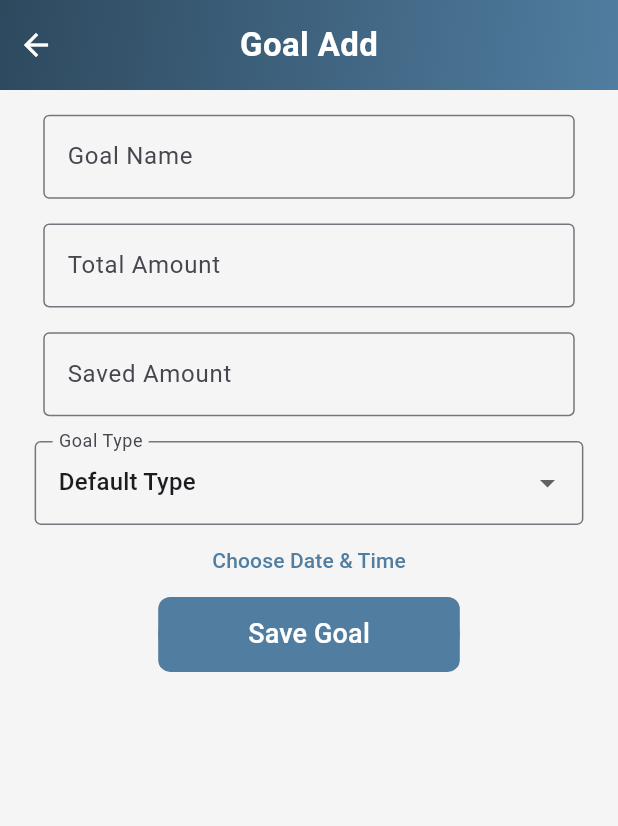
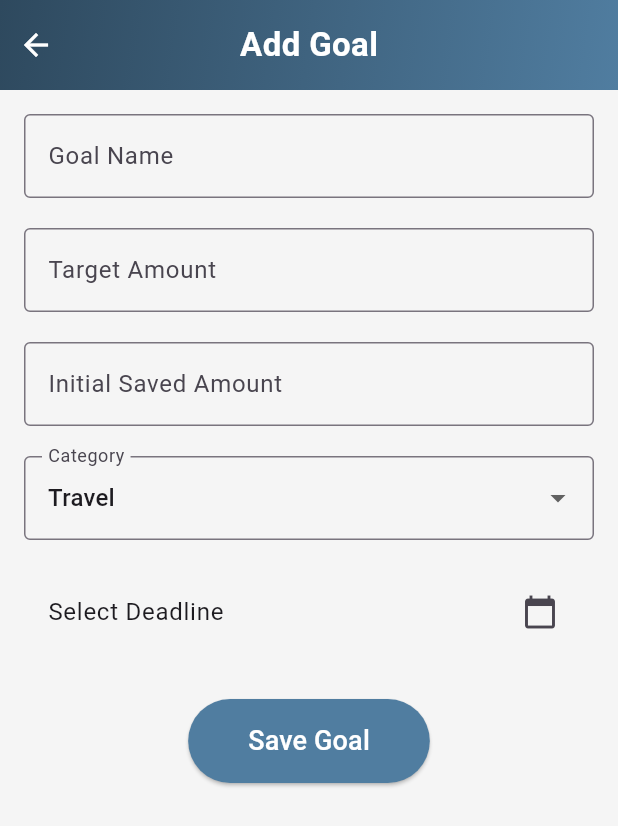
Before and after one commit to Expen-scope/exs-app, a Flutter app: the AddGoalScreen screen opened by its route, on a phone screen of 412 x 824 dp. Shown: the top 826 px of the screen. Run offline on Flutter 3.47's test engine with Material 3 defaults, Android fonts, the phone set to English and light mode, and no system bars; our stand-ins replace dio, firebase_auth, fl_chart, get, image_picker, shared_preferences; accounts and stored records are empty; network calls fail.

Commit message:
ya raab yzbt

```diff
--- a/lib/controller/ExpensesController.dart
+++ b/lib/controller/ExpensesController.dart
@@ -6,7 +6,7 @@ import '../model/Expenses.dart';
 import 'package:flutter/material.dart';
 
 class ExpencesController extends GetxController {
-  var listExpenses = <Expense>[].obs; // قائمة المصروفات باستخدام الموديل
+  var listExpenses = <Expense>[].obs;
 
   final Map<String, ExpenseInfo> expenseData = {
     "Food & Drinks": ExpenseInfo(
@@ -64,8 +64,7 @@ class ExpencesController extends GetxController {
 
     // جلب البيانات من API في الوضع العادي
     try {
-      final response = await http
-          .get(Uri.parse('http://10.0.2.2:8000/api/'));
+      final response = await http.get(Uri.parse('http://10.0.2.2:8000/api/'));
       if (response.statusCode == 200) {
         var data = json.decode(response.body);
         listExpenses.value = List<Expense>.from(
--- a/lib/model/Goal.dart
+++ b/lib/model/Goal.dart
@@ -1,65 +1,59 @@
 class GoalModel {
   final int id;
   String name;
-  double totalAmount;
-  double savedAmount;
-  String type;
-  DateTime startDate;
-  DateTime? deadline;
+  double price;
+  double collectedmoney; // غير nullable الآن
+  String category;
+  DateTime time;
+  DateTime createdAt;
 
   GoalModel({
     required this.id,
     required this.name,
-    required this.totalAmount,
-    required this.savedAmount,
-    required this.type,
-    required this.startDate,
-    this.deadline,
+    required this.price,
+    required this.collectedmoney, // مطلوب الآن
+    required this.category,
+    required this.time,
+    required this.createdAt,
   });
 
   factory GoalModel.fromJson(Map<String, dynamic> json) {
     return GoalModel(
-      id: json['id'],
-      name: json['name'],
-      totalAmount: (json['totalAmount'] as num).toDouble(),
-      savedAmount: (json['savedAmount'] as num).toDouble(),
-      type: json['type'],
-      startDate: DateTime.parse(json['startDate']),
-      deadline:
-          json['deadline'] != null ? DateTime.parse(json['deadline']) : null,
+      id: json['id'] as int,
+      name: json['name'] as String,
+      price: (json['price'] as num).toDouble(),
+      collectedmoney: (json['collectedmoney'] as num?)?.toDouble() ?? 0.0,
+      category: json['category'] as String,
+      time: DateTime.parse(json['time'] as String),
+      createdAt: DateTime.parse(json['created_at'] as String),
     );
   }
+  Map<String, dynamic> toJson() => {
+        'id': id,
+        'name': name,
+        'price': price,
+        'collectedmoney': collectedmoney,
+        'category': category,
+        'time': time.toIso8601String(),
+        'created_at': createdAt.toIso8601String(),
+      };
 
-  Map<String, dynamic> toJson() {
-    return {
-      'id': id,
-      "name": name,
-      "totalAmount": totalAmount,
-      "savedAmount": savedAmount,
-      "type": type,
-      "startDate": startDate.toIso8601String(),
-      "deadline": deadline?.toIso8601String(),
-    };
-  }
-
-  // إضافة copyWith لتحديث البيانات بسهولة
   GoalModel copyWith({
     int? id,
     String? name,
-    double? totalAmount,
-    double? savedAmount,
-    String? type,
-    DateTime? startDate,
-    DateTime? deadline,
-  }) {
-    return GoalModel(
-      id: id ?? this.id,
-      name: name ?? this.name,
-      totalAmount: totalAmount ?? this.totalAmount,
-      savedAmount: savedAmount ?? this.savedAmount,
-      type: type ?? this.type,
-      startDate: startDate ?? this.startDate,
-      deadline: deadline ?? this.deadline,
-    );
-  }
+    double? price,
+    double? collectedmoney,
+    String? category,
+    DateTime? time,
+    DateTime? createdAt,
+  }) =>
+      GoalModel(
+        id: id ?? this.id,
+        name: name ?? this.name,
+        price: price ?? this.price,
+        collectedmoney: collectedmoney ?? this.collectedmoney,
+        category: category ?? this.category,
+        time: time ?? this.time,
+        createdAt: createdAt ?? this.createdAt,
+      );
 }
--- a/lib/view/AddGoalScreen.dart
+++ b/lib/view/AddGoalScreen.dart
@@ -1,7 +1,6 @@
 import 'package:flutter/material.dart';
 import 'package:get/get.dart';
 import '../const/AppBarC.dart';
-import '../const/Constants.dart';
 import '../controller/GoalController.dart';
 import '../model/Goal.dart';
 
@@ -13,177 +12,128 @@ class AddGoalScreen extends StatefulWidget {
 class _AddGoalScreenState extends State<AddGoalScreen> {
   final GoalController goalController = Get.find();
   final TextEditingController nameController = TextEditingController();
-  final TextEditingController totalAmountController = TextEditingController();
-  final TextEditingController savedAmountController = TextEditingController();
+  final TextEditingController priceController = TextEditingController();
+  final TextEditingController collectedController = TextEditingController();
 
-  String selectedType = "Default Type";
+  String selectedCategory = "Travel";
   DateTime? selectedDate;
 
-  final List<String> goalTypes = [
-    "Default Type",
+  final List<String> categories = [
+    "Travel",
     "Education",
-    "Travel",
-    "Savings",
+    "Electronics",
+    "Sports",
     "Others"
   ];
 
+  Future<void> pickDate(BuildContext context) async {
+    final DateTime? picked = await showDatePicker(
+      context: context,
+      initialDate: DateTime.now(),
+      firstDate: DateTime.now(),
+      lastDate: DateTime(2100),
+    );
+    if (picked != null) {
+      setState(() => selectedDate = picked);
+    }
+  }
+
   void saveGoal() {
-    if (nameController.text.isEmpty || totalAmountController.text.isEmpty) {
-      ScaffoldMessenger.of(context).showSnackBar(
-        const SnackBar(content: Text("Please fill all required fields")),
-      );
+    if (nameController.text.isEmpty ||
+        priceController.text.isEmpty ||
+        selectedDate == null) {
+      Get.snackbar("Error", "Please fill all required fields");
       return;
     }
 
     GoalModel newGoal = GoalModel(
-      id: DateTime.now().millisecondsSinceEpoch,
+      id: 0,
       name: nameController.text,
-      totalAmount: double.tryParse(totalAmountController.text) ?? 0.0,
-      savedAmount: double.tryParse(savedAmountController.text) ?? 0.0,
-      type: selectedType,
-      startDate: DateTime.now(),
-      deadline: selectedDate,
+      price: double.tryParse(priceController.text) ?? 0.0,
+      collectedmoney: double.tryParse(collectedController.text) ?? 0.0,
+      category: selectedCategory,
+      time: selectedDate!,
+      createdAt: DateTime.now(),
     );
 
     goalController.addGoal(newGoal);
     Get.back();
   }
 
-  Future<void> pickDateTime(BuildContext context) async {
-    final DateTime? pickedDate = await showDatePicker(
-      context: context,
-      initialDate: DateTime.now(),
-      firstDate: DateTime.now(),
-      lastDate: DateTime(2100),
-    );
-
-    if (pickedDate != null) {
-      final TimeOfDay? pickedTime = await showTimePicker(
-        context: context,
-        initialTime: TimeOfDay.now(),
-      );
-
-      if (pickedTime != null) {
-        setState(() {
-          selectedDate = DateTime(
-            pickedDate.year,
-            pickedDate.month,
-            pickedDate.day,
-            pickedTime.hour,
-            pickedTime.minute,
-          );
-        });
-      }
-    }
-  }
-
   @override
   Widget build(BuildContext context) {
     return Scaffold(
-      appBar: Appbarofpage(TextPage: "Goal Add"),
+      appBar: Appbarofpage(TextPage: "Add Goal"),
       body: Padding(
-        padding: EdgeInsets.symmetric(horizontal: hight(context) * .028),
+        padding: const EdgeInsets.all(16.0),
+        child: SingleChildScrollView(
           child: Column(
             children: [
-            SizedBox(height: hight(context) * .02),
-            Padding(
-              padding: EdgeInsets.symmetric(horizontal: hight(context) * .007),
-              child: TextField(
+              TextField(
                 controller: nameController,
-                keyboardType: TextInputType.number,
                 decoration: const InputDecoration(
                   labelText: "Goal Name",
                   border: OutlineInputBorder(),
                 ),
               ),
-            ),
-            SizedBox(height: hight(context) * .02),
-            Padding(
-              padding: EdgeInsets.symmetric(horizontal: hight(context) * .007),
-              child: TextField(
-                controller: totalAmountController,
+              const SizedBox(height: 20),
+              TextField(
+                controller: priceController,
                 keyboardType: TextInputType.number,
                 decoration: const InputDecoration(
-                  labelText: "Total Amount",
+                  labelText: "Target Amount",
                   border: OutlineInputBorder(),
                 ),
               ),
-            ),
-            SizedBox(height: hight(context) * .02),
-            Padding(
-              padding: EdgeInsets.symmetric(horizontal: hight(context) * .007),
-              child: TextField(
-                controller: savedAmountController,
+              const SizedBox(height: 20),
+              TextField(
+                controller: collectedController,
                 keyboardType: TextInputType.number,
                 decoration: const InputDecoration(
-                  labelText: "Saved Amount",
+                  labelText: "Initial Saved Amount",
                   border: OutlineInputBorder(),
                 ),
               ),
-            ),
-            SizedBox(height: hight(context) * .02),
+              const SizedBox(height: 20),
               DropdownButtonFormField<String>(
-              value: selectedType,
-              items: goalTypes.map((type) {
+                value: selectedCategory,
+                items: categories.map((category) {
                   return DropdownMenuItem(
-                  value: type,
-                  child: Text(type),
+                    value: category,
+                    child: Text(category),
                   );
                 }).toList(),
-              onChanged: (value) {
-                setState(() {
-                  selectedType = value!;
-                });
-              },
+                onChanged: (value) => setState(() => selectedCategory = value!),
                 decoration: const InputDecoration(
-                labelText: "Goal Type",
+                  labelText: "Category",
                   border: OutlineInputBorder(),
                 ),
               ),
-            TextButton(
-              onPressed: () => pickDateTime(context),
-              child: Text(
-                style: TextStyle(
-                  color: Color(0xFF507da0),
+              const SizedBox(height: 20),
+              ListTile(
+                title: Text(selectedDate == null
+                    ? "Select Deadline"
+                    : "Deadline: ${selectedDate!.toLocal().toString().split(' ')[0]}"),
+                trailing: const Icon(Icons.calendar_today),
+                onTap: () => pickDate(context),
               ),
-                selectedDate == null
-                    ? "Choose Date & Time"
-                    : "${selectedDate!.toLocal()}".split('.')[0],
-              ),
-            ),
-            Padding(
-              padding: EdgeInsets.symmetric(horizontal: hight(context) * .1),
-              child: Container(
-                decoration: BoxDecoration(
-                  gradient: const LinearGradient(
-                    colors: [Color(0xFF507da0), Color(0xFF507da0)],
-                    begin: Alignment.topLeft,
-                    end: Alignment.bottomRight,
-                  ),
-                  borderRadius: BorderRadius.circular(8), // تعديل شكل الزر
-                ),
-                child: ElevatedButton(
+              const SizedBox(height: 30),
+              ElevatedButton(
                 onPressed: saveGoal,
                 style: ElevatedButton.styleFrom(
-                      minimumSize: Size.fromHeight(50),
-                      backgroundColor: Color(
-                          0xFF507da0), // اجعل الخلفية شفافة لتظهر التدرجات
-                      // اجعل الخلفية شفافة لتظهر التدرجات
-                      shadowColor: Colors.transparent, // إزالة الظل الافتراضي
+                  backgroundColor: const Color(0xFF507da0),
+                  padding:
+                      const EdgeInsets.symmetric(horizontal: 40, vertical: 15),
                 ),
                 child: const Text(
                   "Save Goal",
-                      style: TextStyle(
-                        fontSize: 18,
-                        color: Colors
-                            .white, // اجعل النص أبيض ليظهر بوضوح على التدرج
-                      ),
-                    )),
+                  style: TextStyle(fontSize: 18, color: Colors.white),
                 ),
               ),
             ],
           ),
         ),
+      ),
     );
   }
 }
--- a/lib/view/GoalScreen.dart
+++ b/lib/view/GoalScreen.dart
@@ -1,10 +1,10 @@
+import 'package:abo_najib_2/const/AppBarC.dart';
 import 'package:flutter/material.dart';
 import 'package:get/get.dart';
-import '../const/AppBarC.dart';
 import '../controller/GoalController.dart';
 import '../model/Goal.dart';
 import 'EditGoalScreen.dart';
-import 'AddGoalScreen.dart'; // تأكد من استيراد AddGoalScreen
+import 'AddGoalScreen.dart';
 
 class GoalsScreen extends StatelessWidget {
   final GoalController goalController = Get.put(GoalController());
@@ -41,7 +41,7 @@ class GoalsScreen extends StatelessWidget {
           itemCount: goalController.goals.length,
           itemBuilder: (context, index) {
             GoalModel goal = goalController.goals[index];
-            double progress = goal.savedAmount / goal.totalAmount;
+            double progress = goal.collectedmoney / goal.price;
 
             return Card(
               key: ValueKey(goal.id),
@@ -79,7 +79,7 @@ class GoalsScreen extends StatelessWidget {
                       mainAxisAlignment: MainAxisAlignment.spaceBetween,
                       children: [
                         Text(
-                          "${goal.savedAmount.toStringAsFixed(0)} / ${goal.totalAmount.toStringAsFixed(0)} SAR",
+                          "${goal.collectedmoney.toStringAsFixed(0)} / ${goal.price.toStringAsFixed(0)} SAR",
                           style: TextStyle(
                             color: Colors.grey[800],
                             fontSize: 14,
@@ -96,12 +96,27 @@ class GoalsScreen extends StatelessWidget {
                         ),
                       ],
                     ),
+                    const SizedBox(height: 8),
+                    Text(
+                      "Category: ${goal.category}",
+                      style: TextStyle(
+                        color: Colors.grey[600],
+                        fontSize: 12,
+                      ),
+                    ),
+                    Text(
+                      "Deadline: ${goal.time.toLocal().toString().split(' ')[0]}",
+                      style: TextStyle(
+                        color: Colors.grey[600],
+                        fontSize: 12,
+                      ),
+                    ),
                   ],
                 ),
                 trailing: IconButton(
                   icon: const Icon(Icons.edit, color: Color(0xFF264653)),
                   onPressed: () {
-                    Get.to(() => EditGoalScreen(goal: goal, goalIndex: index));
+                    Get.to(() => EditGoalScreen(goal: goal));
                   },
                 ),
               ),
@@ -111,8 +126,8 @@ class GoalsScreen extends StatelessWidget {
       }),
       floatingActionButton: FloatingActionButton(
         onPressed: () => Get.to(() => AddGoalScreen()),
-        backgroundColor: Color(0xFF507da0),
-        child: Icon(Icons.add, color: Colors.white, size: 28),
+        backgroundColor: const Color(0xFF507da0),
+        child: const Icon(Icons.add, color: Colors.white, size: 28),
       ),
     );
   }
--- a/lib/view/IncomesPage.dart
+++ b/lib/view/IncomesPage.dart
@@ -95,7 +95,7 @@ class IncomesScreens extends StatelessWidget {
                       color: const Color(0xFF264653)),
                 ),
                 title: Text(
-                  income.nameOfExpense,
+                  income.nameOfIncome,
                   style: const TextStyle(
                       fontSize: 18,
                       fontWeight: FontWeight.bold,
```
Also changed, not shown: lib/controller/GoalController.dart (+99 -85 lines), lib/controller/IcomesContorller.dart (+22 -10 lines), lib/model/Incomes.dart (+10 -9 lines), lib/view/AddIncomes.dart (+29 -8 lines), lib/view/EditGoalScreen.dart (+26 -15 lines), lib/view/EditReminder.dart (+5 -4 lines), lib/view/SplashScreen.dart (+9 -6 lines), lib/controller/ReminderController.dart (line endings or trailing spaces), lib/model/Reminder.dart (line endings or trailing spaces). Lines whose indentation alone changed are shown as unchanged.
